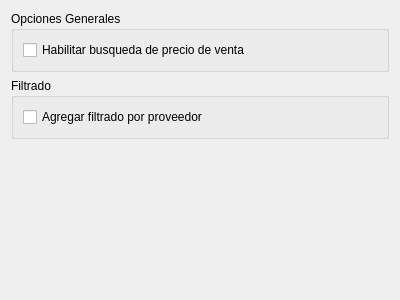
The window that plugins/ventas/FormPrefVentaBase.ui (tranfuga25s/gestotux) describes before a commit, drawn with Qt 5.
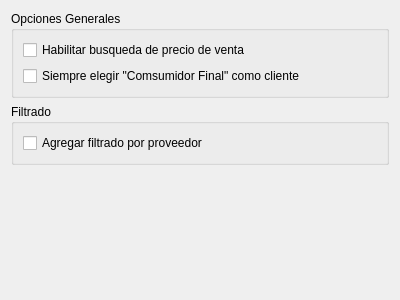
The same window after the commit.

Commit message: Agregados elementos para utilizar de manera predeterminada el cliente Consumidor Final en las ventas. fixes #59.

```diff
--- a/plugins/ventas/FormPrefVentaBase.ui
+++ b/plugins/ventas/FormPrefVentaBase.ui
@@ -27,6 +27,13 @@
         </property>
        </widget>
       </item>
+      <item>
+       <widget class="QCheckBox" name="CkBConsumidorFinal">
+        <property name="text">
+         <string>Siempre elegir &quot;Comsumidor Final&quot; como cliente</string>
+        </property>
+       </widget>
+      </item>
      </layout>
     </widget>
    </item>
```
The commit also changes 5 other files.
